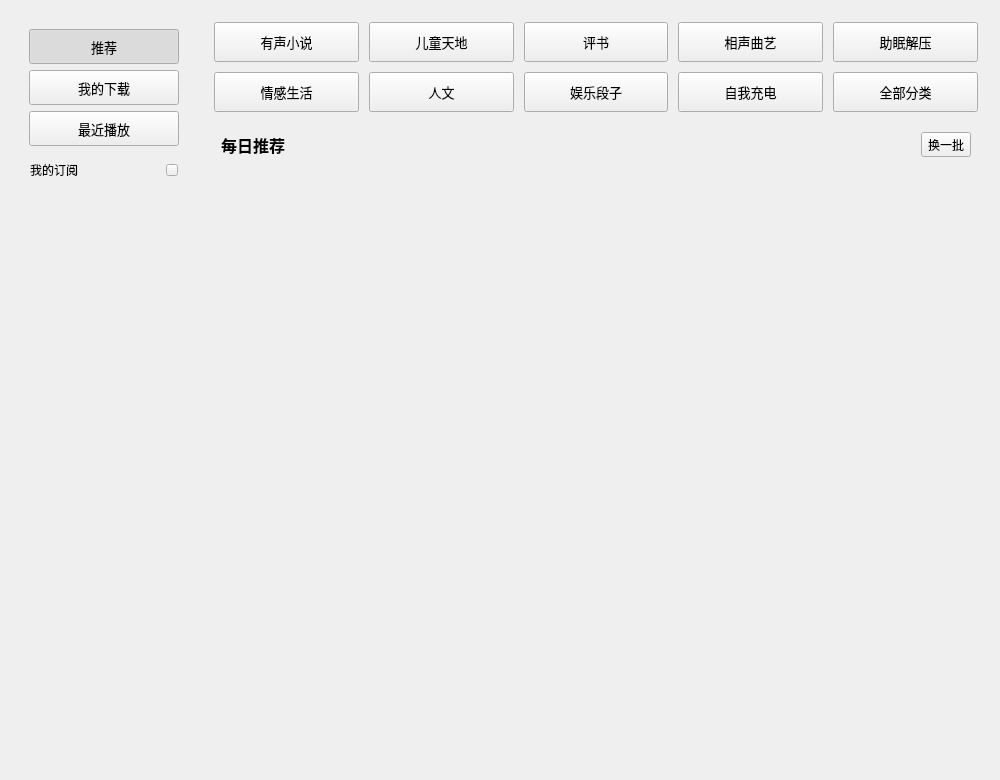
a-mo-xi-wei/Qt-KuGouAppClient, file KuGouStart/ListenBook/ListenBook.ui: the form before one commit.
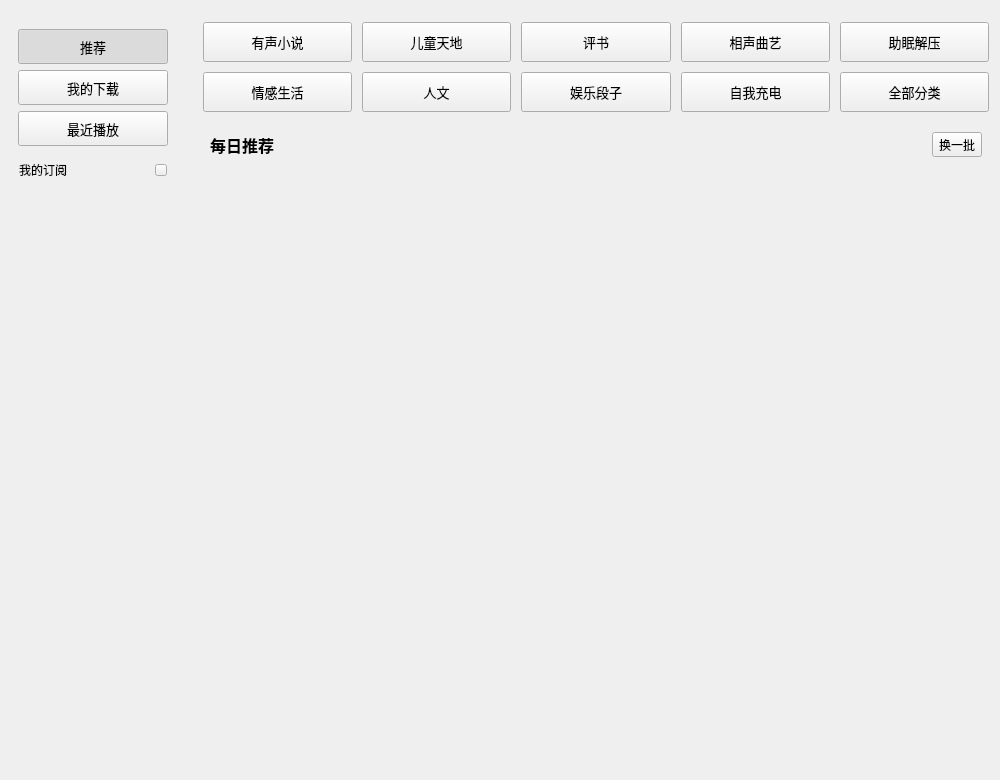
The form after the commit. Custom widgets are drawn as their Qt base class.

Commit message: 调整左右边距

```diff
--- a/KuGouStart/ListenBook/ListenBook.ui
+++ b/KuGouStart/ListenBook/ListenBook.ui
@@ -14,6 +14,12 @@
    <string>ListenBook</string>
   </property>
   <layout class="QHBoxLayout" name="horizontalLayout_4">
+   <property name="leftMargin">
+    <number>0</number>
+   </property>
+   <property name="rightMargin">
+    <number>0</number>
+   </property>
    <item>
     <widget class="QWidget" name="widget_2" native="true">
      <layout class="QVBoxLayout" name="verticalLayout_2">
```
